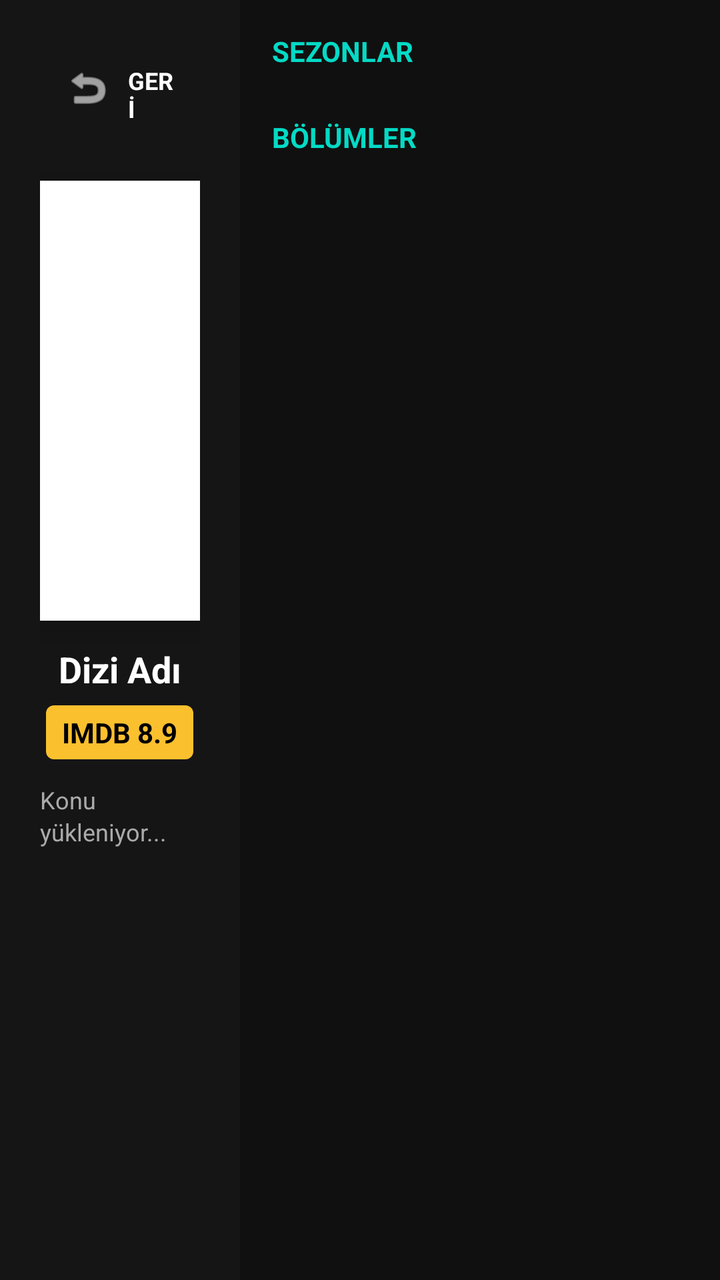
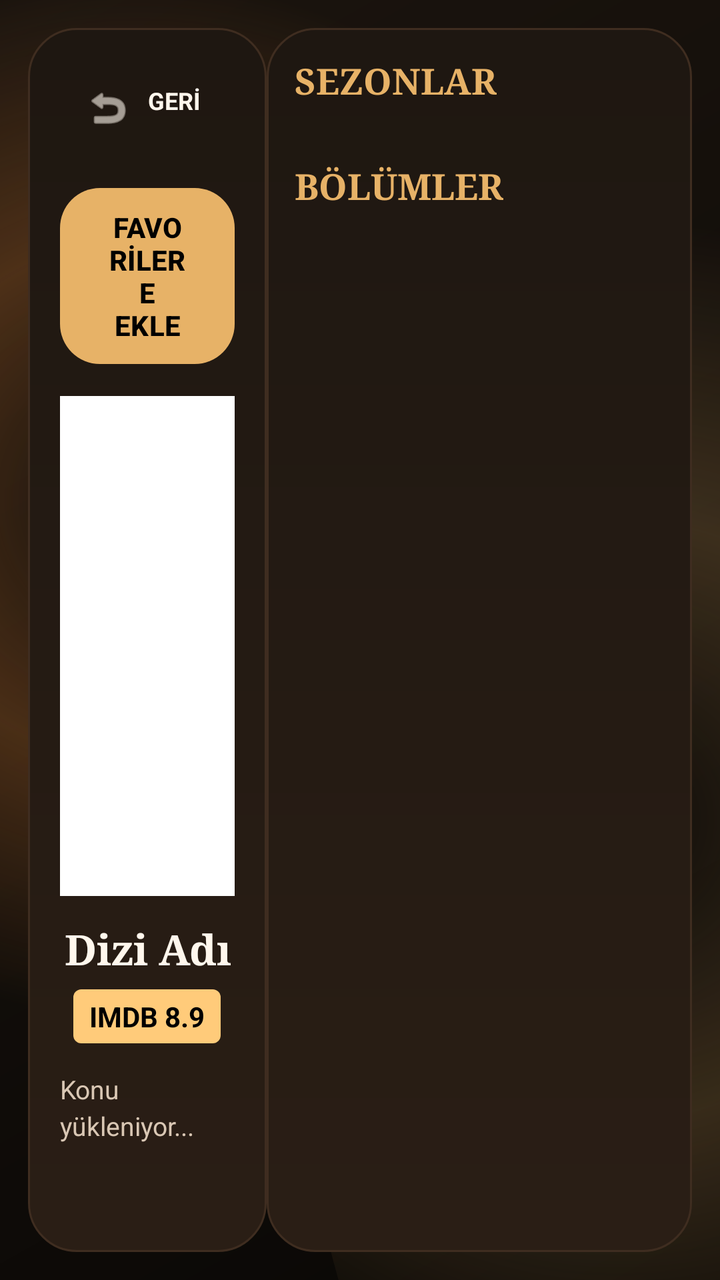

Two renders of the same Android screen: before a commit and after it. Below are the layout's source before the change and the commit's diff.
<!-- AndroidManifest.xml: application theme Theme.UzunsIPTV -->
<!-- res/layout/activity_series_details.xml -->
<?xml version="1.0" encoding="utf-8"?>
<LinearLayout xmlns:android="http://schemas.android.com/apk/res/android"
    xmlns:app="http://schemas.android.com/apk/res-auto"
    android:layout_width="match_parent"
    android:layout_height="match_parent"
    android:orientation="horizontal"
    android:background="#101010"
    android:baselineAligned="false">

    <LinearLayout
        android:layout_width="0dp"
        android:layout_height="match_parent"
        android:layout_weight="0.35"
        android:orientation="vertical"
        android:gravity="center_horizontal"
        android:padding="20dp"
        android:background="#151515">

        <LinearLayout
            android:id="@+id/btnBack"
            android:layout_width="wrap_content"
            android:layout_height="wrap_content"
            android:orientation="horizontal"
            android:padding="12dp"
            android:background="@drawable/bg_universal_selector"
            android:clickable="true"
            android:focusable="true"
            android:layout_marginBottom="16dp"
            android:layout_gravity="start">
            <ImageView
                android:layout_width="24dp"
                android:layout_height="24dp"
                android:src="@android:drawable/ic_menu_revert"
                app:tint="#FFFFFF"/>
            <TextView
                android:layout_width="wrap_content"
                android:layout_height="wrap_content"
                android:text="GERİ"
                android:textColor="#FFFFFF"
                android:textStyle="bold"
                android:textSize="12sp"
                android:layout_marginStart="8dp"/>
        </LinearLayout>

        <androidx.cardview.widget.CardView
            android:layout_width="150dp"
            android:layout_height="220dp"
            app:cardCornerRadius="12dp"
            app:cardElevation="8dp">
            <ImageView
                android:id="@+id/imgPoster"
                android:layout_width="match_parent"
                android:layout_height="match_parent"
                android:src="@mipmap/ic_launcher"
                android:scaleType="centerCrop"/>
        </androidx.cardview.widget.CardView>

        <TextView
            android:id="@+id/tvTitle"
            android:layout_width="wrap_content"
            android:layout_height="wrap_content"
            android:text="Dizi Adı"
            android:textColor="#FFFFFF"
            android:textSize="18sp"
            android:textStyle="bold"
            android:gravity="center"
            android:layout_marginTop="12dp"
            android:maxLines="2"
            android:ellipsize="end"/>

        <TextView
            android:id="@+id/tvRating"
            android:layout_width="wrap_content"
            android:layout_height="wrap_content"
            android:text="IMDB 8.9"
            android:textColor="#000000"
            android:textStyle="bold"
            android:background="@drawable/bg_live_badge"
            android:backgroundTint="#FBC02D"
            android:paddingHorizontal="8dp"
            android:paddingVertical="4dp"
            android:layout_marginTop="6dp"/>

        <TextView
            android:id="@+id/tvPlot"
            android:layout_width="match_parent"
            android:layout_height="wrap_content"
            android:text="Konu yükleniyor..."
            android:textColor="#AAAAAA"
            android:textSize="12sp"
            android:layout_marginTop="12dp"
            android:lineSpacingExtra="2dp"
            android:maxLines="5"
            android:ellipsize="end"/>

    </LinearLayout>

    <LinearLayout
        android:layout_width="0dp"
        android:layout_height="match_parent"
        android:layout_weight="0.7"
        android:orientation="vertical"
        android:padding="16dp">

        <TextView
            android:layout_width="wrap_content"
            android:layout_height="wrap_content"
            android:text="SEZONLAR"
            android:textColor="#03DAC5"
            android:textStyle="bold"
            android:layout_marginBottom="8dp"/>

        <androidx.recyclerview.widget.RecyclerView
            android:id="@+id/rvSeasons"
            android:layout_width="match_parent"
            android:layout_height="wrap_content"
            android:orientation="horizontal"
            android:layout_marginBottom="16dp"
            android:nextFocusDown="@id/rvEpisodes"/>

        <TextView
            android:layout_width="wrap_content"
            android:layout_height="wrap_content"
            android:text="BÖLÜMLER"
            android:textColor="#03DAC5"
            android:textStyle="bold"
            android:layout_marginBottom="8dp"/>

        <ProgressBar
            android:id="@+id/pbEpisodes"
            android:layout_width="wrap_content"
            android:layout_height="wrap_content"
            android:indeterminateTint="#03DAC5"
            android:layout_gravity="center"/>

        <androidx.recyclerview.widget.RecyclerView
            android:id="@+id/rvEpisodes"
            android:layout_width="match_parent"
            android:layout_height="match_parent"
            android:nextFocusUp="@id/rvSeasons"/>

    </LinearLayout>

</LinearLayout>
<!-- resources referenced by this layout -->
<resources>
  <!-- drawable bg_universal_selector (drawable) -->
  <?xml version="1.0" encoding="utf-8"?>
  <selector xmlns:android="http://schemas.android.com/apk/res/android">
  
      <item android:state_focused="true">
          <shape android:shape="rectangle">
              <solid android:color="#15FFFFFF"/> <stroke android:width="2dp" android:color="#FFFFFF" /> <corners android:radius="12dp" />
          </shape>
      </item>
  
      <item android:state_pressed="true">
          <shape android:shape="rectangle">
              <solid android:color="#00000000"/> <stroke android:width="3dp" android:color="#03DAC5" /> <corners android:radius="12dp" />
          </shape>
      </item>
  
      <item>
          <shape android:shape="rectangle">
              <solid android:color="#00000000"/>
              <stroke android:width="0dp" android:color="#00000000" />
              <corners android:radius="12dp" />
          </shape>
      </item>
  </selector>
  <color name="ic_launcher_background">#0F0F0F</color>
  <style name="Base.Theme.UzunsIPTV" parent="Theme.Material3.DayNight.NoActionBar">
          
          
      </style>
  <!-- unchanged entries left out for length: 5 -->
</resources>

<!-- the commit's change to res/layout/activity_series_details.xml (unified diff, before → after) -->
@@ -4,17 +4,20 @@
     android:layout_width="match_parent"
     android:layout_height="match_parent"
     android:orientation="horizontal"
-    android:background="#101010"
+    android:background="@drawable/bg_app_surface"
     android:baselineAligned="false">
 
     <LinearLayout
         android:layout_width="0dp"
         android:layout_height="match_parent"
-        android:layout_weight="0.35"
+        android:layout_weight="0.36"
+        android:layout_marginStart="14dp"
+        android:layout_marginTop="14dp"
+        android:layout_marginBottom="14dp"
         android:orientation="vertical"
         android:gravity="center_horizontal"
-        android:padding="20dp"
-        android:background="#151515">
+        android:padding="16dp"
+        android:background="@drawable/bg_panel_surface">
 
         <LinearLayout
             android:id="@+id/btnBack"
@@ -31,22 +34,35 @@
                 android:layout_width="24dp"
                 android:layout_height="24dp"
                 android:src="@android:drawable/ic_menu_revert"
-                app:tint="#FFFFFF"/>
+                app:tint="@color/app_text_primary"/>
             <TextView
                 android:layout_width="wrap_content"
                 android:layout_height="wrap_content"
                 android:text="GERİ"
-                android:textColor="#FFFFFF"
+                android:textColor="@color/app_text_primary"
                 android:textStyle="bold"
                 android:textSize="12sp"
                 android:layout_marginStart="8dp"/>
         </LinearLayout>
 
+        <Button
+            android:id="@+id/btnFavoriteSeries"
+            android:layout_width="match_parent"
+            android:layout_height="wrap_content"
+            android:layout_marginBottom="16dp"
+            android:background="@drawable/bg_primary_button"
+            android:text="FAVORİLERE EKLE"
+            android:textAllCaps="false"
+            android:textColor="@color/login_button_text"
+            android:textStyle="bold"
+            android:focusable="true"
+            android:focusableInTouchMode="true" />
+
         <androidx.cardview.widget.CardView
-            android:layout_width="150dp"
-            android:layout_height="220dp"
-            app:cardCornerRadius="12dp"
-            app:cardElevation="8dp">
+            android:layout_width="170dp"
+            android:layout_height="250dp"
+            app:cardCornerRadius="24dp"
+            app:cardElevation="0dp">
             <ImageView
                 android:id="@+id/imgPoster"
                 android:layout_width="match_parent"
@@ -60,9 +76,10 @@
             android:layout_width="wrap_content"
             android:layout_height="wrap_content"
             android:text="Dizi Adı"
-            android:textColor="#FFFFFF"
-            android:textSize="18sp"
+            android:textColor="@color/app_text_primary"
+            android:textSize="21sp"
             android:textStyle="bold"
+            android:fontFamily="serif"
             android:gravity="center"
             android:layout_marginTop="12dp"
             android:maxLines="2"
@@ -73,10 +90,10 @@
             android:layout_width="wrap_content"
             android:layout_height="wrap_content"
             android:text="IMDB 8.9"
-            android:textColor="#000000"
+            android:textColor="@color/login_button_text"
             android:textStyle="bold"
             android:background="@drawable/bg_live_badge"
-            android:backgroundTint="#FBC02D"
+            android:backgroundTint="@color/app_accent_strong"
             android:paddingHorizontal="8dp"
             android:paddingVertical="4dp"
             android:layout_marginTop="6dp"/>
@@ -86,10 +103,10 @@
             android:layout_width="match_parent"
             android:layout_height="wrap_content"
             android:text="Konu yükleniyor..."
-            android:textColor="#AAAAAA"
-            android:textSize="12sp"
-            android:layout_marginTop="12dp"
-            android:lineSpacingExtra="2dp"
+            android:textColor="@color/app_text_secondary"
+            android:textSize="13sp"
+            android:layout_marginTop="14dp"
+            android:lineSpacingExtra="3dp"
             android:maxLines="5"
             android:ellipsize="end"/>
 
@@ -98,45 +115,55 @@
     <LinearLayout
         android:layout_width="0dp"
         android:layout_height="match_parent"
-        android:layout_weight="0.7"
+        android:layout_weight="0.64"
+        android:layout_marginTop="14dp"
+        android:layout_marginEnd="14dp"
+        android:layout_marginBottom="14dp"
         android:orientation="vertical"
-        android:padding="16dp">
+        android:padding="14dp"
+        android:background="@drawable/bg_panel_surface">
 
         <TextView
             android:layout_width="wrap_content"
             android:layout_height="wrap_content"
             android:text="SEZONLAR"
-            android:textColor="#03DAC5"
+            android:textColor="@color/app_accent"
             android:textStyle="bold"
-            android:layout_marginBottom="8dp"/>
+            android:textSize="18sp"
+            android:fontFamily="serif"
+            android:layout_marginBottom="10dp"/>
 
         <androidx.recyclerview.widget.RecyclerView
             android:id="@+id/rvSeasons"
             android:layout_width="match_parent"
             android:layout_height="wrap_content"
             android:orientation="horizontal"
-            android:layout_marginBottom="16dp"
+            android:layout_marginBottom="18dp"
             android:nextFocusDown="@id/rvEpisodes"/>
 
         <TextView
             android:layout_width="wrap_content"
             android:layout_height="wrap_content"
             android:text="BÖLÜMLER"
-            android:textColor="#03DAC5"
+            android:textColor="@color/app_accent"
             android:textStyle="bold"
-            android:layout_marginBottom="8dp"/>
+            android:textSize="18sp"
+            android:fontFamily="serif"
+            android:layout_marginBottom="10dp"/>
 
         <ProgressBar
             android:id="@+id/pbEpisodes"
             android:layout_width="wrap_content"
             android:layout_height="wrap_content"
-            android:indeterminateTint="#03DAC5"
+            android:indeterminateTint="@color/app_accent"
             android:layout_gravity="center"/>
 
         <androidx.recyclerview.widget.RecyclerView
             android:id="@+id/rvEpisodes"
             android:layout_width="match_parent"
             android:layout_height="match_parent"
+            android:clipToPadding="false"
+            android:paddingBottom="8dp"
             android:nextFocusUp="@id/rvSeasons"/>
 
     </LinearLayout>
<!-- resource entries referenced after the edit -->
@@ -1,34 +1,156 @@
 <!-- resources referenced by this layout -->
 <resources>
+  <color name="app_accent">#E7B267</color>
+  <color name="app_accent_strong">#FFCB7A</color>
+  <color name="app_text_primary">#FFF7ED</color>
+  <color name="app_text_secondary">#D9C7B4</color>
+  <!-- drawable bg_app_surface (drawable) -->
+  <?xml version="1.0" encoding="utf-8"?>
+  <layer-list xmlns:android="http://schemas.android.com/apk/res/android">
+      <item>
+          <shape android:shape="rectangle">
+              <gradient
+                  android:angle="315"
+                  android:startColor="@color/app_bg_secondary"
+                  android:centerColor="@color/app_bg"
+                  android:endColor="#090705" />
+          </shape>
+      </item>
+      <item android:top="-140dp" android:left="-100dp" android:right="120dp">
+          <shape android:shape="oval">
+              <gradient
+                  android:type="radial"
+                  android:gradientRadius="260dp"
+                  android:centerColor="#55B66A2C"
+                  android:endColor="#00120E0A" />
+          </shape>
+      </item>
+      <item android:bottom="-180dp" android:right="-120dp" android:left="140dp">
+          <shape android:shape="oval">
+              <gradient
+                  android:type="radial"
+                  android:gradientRadius="300dp"
+                  android:centerColor="#33E7B267"
+                  android:endColor="#00120E0A" />
+          </shape>
+      </item>
+  </layer-list>
+  <!-- drawable bg_panel_surface (drawable) -->
+  <?xml version="1.0" encoding="utf-8"?>
+  <shape xmlns:android="http://schemas.android.com/apk/res/android" android:shape="rectangle">
+      <gradient
+          android:angle="90"
+          android:startColor="@color/app_panel_strong"
+          android:endColor="@color/app_panel" />
+      <corners android:radius="24dp" />
+      <stroke android:width="1dp" android:color="@color/app_stroke" />
+  </shape>
+  <!-- drawable bg_primary_button (drawable) -->
+  <?xml version="1.0" encoding="utf-8"?>
+  <selector xmlns:android="http://schemas.android.com/apk/res/android">
+      <item android:state_pressed="true">
+          <shape android:shape="rectangle">
+              <solid android:color="@color/app_accent"/>
+              <corners android:radius="20dp" />
+              <stroke android:width="2dp" android:color="@color/app_focus" />
+          </shape>
+      </item>
+  
+      <item android:state_focused="true">
+          <layer-list>
+              <item android:top="2dp" android:bottom="2dp" android:left="2dp" android:right="2dp">
+                  <shape android:shape="rectangle">
+                      <solid android:color="@color/app_focus"/>
+                      <corners android:radius="22dp" />
+                  </shape>
+              </item>
+              <item android:top="5dp" android:bottom="5dp" android:left="5dp" android:right="5dp">
+                  <shape android:shape="rectangle">
+                      <solid android:color="@color/app_accent_strong"/>
+                      <corners android:radius="18dp" />
+                      <stroke android:width="2dp" android:color="@color/app_focus" />
+                  </shape>
+              </item>
+          </layer-list>
+      </item>
+  
+      <item>
+          <shape android:shape="rectangle">
+              <gradient
+                  android:angle="0"
+                  android:startColor="@color/app_accent_strong"
+                  android:endColor="@color/app_accent" />
+              <corners android:radius="20dp" />
+          </shape>
+      </item>
+  </selector>
   <!-- drawable bg_universal_selector (drawable) -->
   <?xml version="1.0" encoding="utf-8"?>
   <selector xmlns:android="http://schemas.android.com/apk/res/android">
   
       <item android:state_focused="true">
-          <shape android:shape="rectangle">
-              <solid android:color="#15FFFFFF"/> <stroke android:width="2dp" android:color="#FFFFFF" /> <corners android:radius="12dp" />
-          </shape>
+          <inset
+              android:insetLeft="1dp"
+              android:insetTop="1dp"
+              android:insetRight="1dp"
+              android:insetBottom="1dp">
+              <shape android:shape="rectangle">
+                  <solid android:color="#332A1E15"/>
+                  <stroke android:width="2dp" android:color="@color/app_focus" />
+                  <corners android:radius="24dp" />
+              </shape>
+          </inset>
       </item>
   
       <item android:state_pressed="true">
-          <shape android:shape="rectangle">
-              <solid android:color="#00000000"/> <stroke android:width="3dp" android:color="#03DAC5" /> <corners android:radius="12dp" />
-          </shape>
+          <inset
+              android:insetLeft="1dp"
+              android:insetTop="1dp"
+              android:insetRight="1dp"
+              android:insetBottom="1dp">
+              <shape android:shape="rectangle">
+                  <solid android:color="#332A1E15"/>
+                  <stroke android:width="2dp" android:color="@color/app_accent" />
+                  <corners android:radius="24dp" />
+              </shape>
+          </inset>
       </item>
   
       <item>
           <shape android:shape="rectangle">
               <solid android:color="#00000000"/>
               <stroke android:width="0dp" android:color="#00000000" />
-              <corners android:radius="12dp" />
+              <corners android:radius="24dp" />
           </shape>
       </item>
   </selector>
-  <color name="ic_launcher_background">#0F0F0F</color>
+  <color name="app_bg_secondary">#1B140E</color>
+  <color name="app_bg">#120E0A</color>
+  <color name="app_panel_strong">#2A1E15</color>
+  <color name="app_panel">#1E1711</color>
+  <color name="app_stroke">#3F2D20</color>
+  <color name="app_focus">#FFF2D8</color>
+  <color name="ic_launcher_background">#130F0B</color>
   <style name="Base.Theme.UzunsIPTV" parent="Theme.Material3.DayNight.NoActionBar">
-          
-          
+          <item name="colorPrimary">@color/app_accent</item>
+          <item name="colorOnPrimary">@color/login_button_text</item>
+          <item name="colorSecondary">@color/app_accent_deep</item>
+          <item name="colorOnSecondary">@color/app_text_primary</item>
+          <item name="android:windowBackground">@color/app_bg</item>
+          <item name="android:statusBarColor">@android:color/transparent</item>
+          <item name="android:navigationBarColor">@color/app_bg</item>
+          <item name="android:windowLightStatusBar">false</item>
+          <item name="android:textColorPrimary">@color/app_text_primary</item>
+          <item name="android:textColorSecondary">@color/app_text_secondary</item>
+          <item name="materialCardViewStyle">@style/Uzuns.Card</item>
       </style>
+  <color name="app_accent_deep">#B66A2C</color>
+  <style name="Uzuns.Card" parent="Widget.Material3.CardView.Elevated">
+          <item name="cardBackgroundColor">@color/app_card</item>
+          <item name="cardCornerRadius">24dp</item>
+          <item name="cardElevation">0dp</item>
+      </style>
+  <color name="app_card">#251B13</color>
   <!-- unchanged entries left out for length: 5 -->
 </resources>
 
